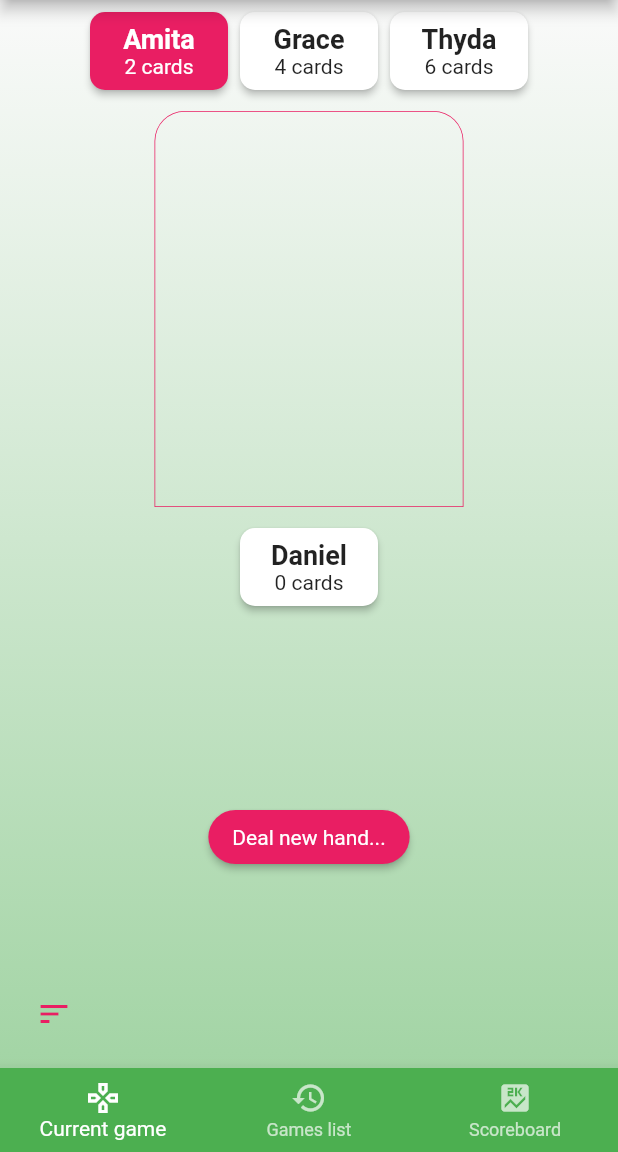
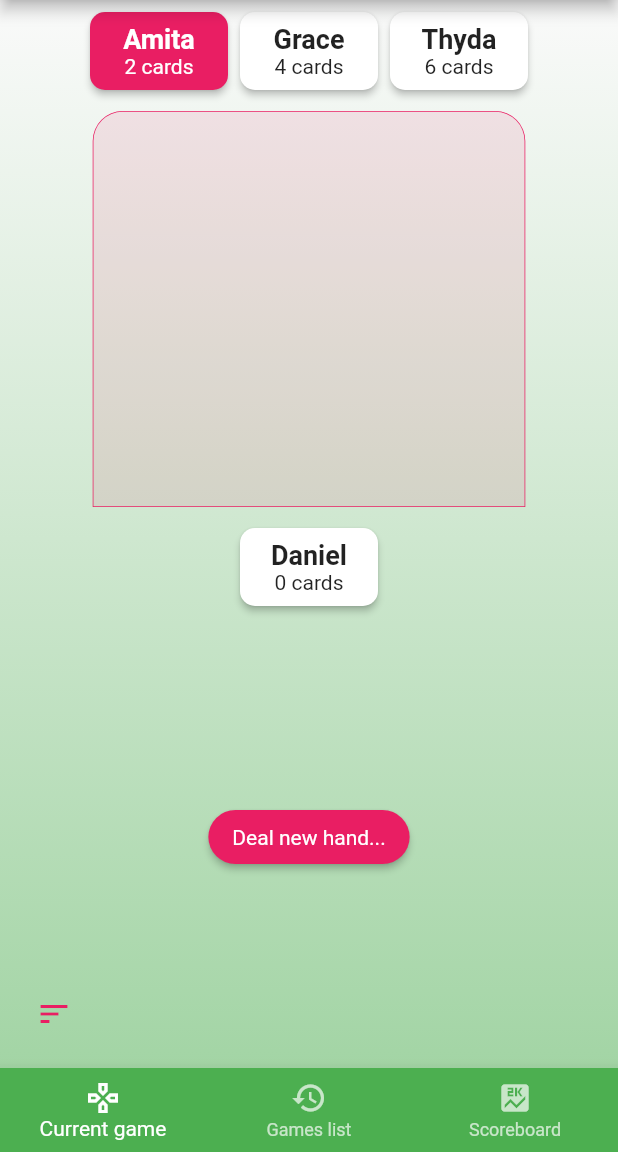
Before and after one commit to danielkerwin/thirteen_app, a Flutter app: the screen it shows once a user with an empty profile is signed in, on a phone screen of 412 x 824 dp, the part 84-1236 px from its top. Run offline on Flutter 3.47's test engine with Material 2 defaults, Android fonts, the phone set to English and light mode, and no system bars; our stand-ins replace cloud_firestore, firebase_auth, firebase_core, font_awesome_flutter; accounts and stored records are empty.

Commit message:
chore: fix rotations

```diff
--- a/lib/widgets/game_table.dart
+++ b/lib/widgets/game_table.dart
@@ -9,13 +9,16 @@ class GameTable extends StatelessWidget {
 
   List<Widget> _buildTable(BoxConstraints constraints) {
     double offset = 0.0;
+    var modifier = (constraints.maxWidth - 50) / cards.length;
     return cards.map(
       (card) {
         final widget = Positioned(
-          left: offset * 13,
+          left: 0 + (modifier * offset),
           child: Transform(
             origin: const Offset(65, 100),
-            transform: Matrix4.rotationZ(-0.6 + offset / 7)..scale(0.7),
+            transform: Matrix4.rotationZ(-0.6 + offset / cards.length)
+              ..scale(0.7)
+              ..translate(1.5),
             child: GameCardItem(
               label: card.label,
               color: card.color,
@@ -32,13 +35,15 @@ class GameTable extends StatelessWidget {
   @override
   Widget build(BuildContext context) {
     final mediaQuery = MediaQuery.of(context);
+    final theme = Theme.of(context);
     print('building game_table');
     return Container(
-      width: mediaQuery.size.width * 0.5,
+      width: mediaQuery.size.width * 0.7,
       height: mediaQuery.size.height / 2 * 0.5,
       decoration: BoxDecoration(
+        color: theme.colorScheme.secondary.withOpacity(0.1),
         border: Border.all(
-          color: Theme.of(context).colorScheme.secondary,
+          color: theme.colorScheme.secondary,
           width: 0.5,
         ),
         borderRadius: const BorderRadius.only(
@@ -48,7 +53,7 @@ class GameTable extends StatelessWidget {
       ),
       child: LayoutBuilder(
         builder: (ctx, contraints) => Stack(
-          fit: StackFit.passthrough,
+          alignment: Alignment.center,
           clipBehavior: Clip.none,
           children: _buildTable(contraints),
         ),
```
